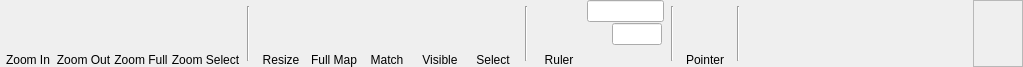
Qt form DMHelper/src/ribbontabbattleview.ui (MMetze/DMHelper) before a commit.
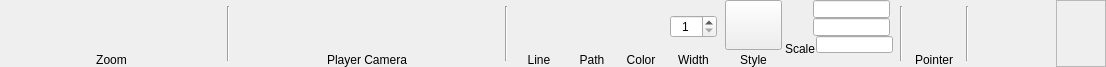
The same form after that commit. Icons and pictures are not drawn. Custom widgets are drawn as their Qt base class.

Commit message: Cleaned up and paths in battle

```diff
--- a/DMHelper/src/ribbontabbattleview.ui
+++ b/DMHelper/src/ribbontabbattleview.ui
@@ -6,10 +6,16 @@
    <rect>
     <x>0</x>
     <y>0</y>
-    <width>979</width>
+    <width>1106</width>
     <height>67</height>
    </rect>
   </property>
+  <property name="sizePolicy">
+   <sizepolicy hsizetype="Preferred" vsizetype="Fixed">
+    <horstretch>0</horstretch>
+    <verstretch>0</verstretch>
+   </sizepolicy>
+  </property>
   <property name="minimumSize">
    <size>
     <width>0</width>
@@ -19,7 +25,7 @@
   <property name="maximumSize">
    <size>
     <width>16777215</width>
-    <height>67</height>
+    <height>96</height>
    </size>
   </property>
   <property name="windowTitle">
@@ -28,7 +34,7 @@
   <property name="styleSheet">
    <string notr="true">background-image: url(:/img/data/parchment.jpg);</string>
   </property>
-  <layout class="QHBoxLayout" name="horizontalLayout_2">
+  <layout class="QHBoxLayout" name="horizontalLayout_18">
    <property name="spacing">
     <number>3</number>
    </property>
@@ -45,9 +51,14 @@
     <number>0</number>
    </property>
    <item>
-    <layout class="QVBoxLayout" name="verticalLayout_16">
+    <layout class="QVBoxLayout" name="verticalLayout_8">
      <property name="spacing">
       <number>0</number>
+     </property>
+     <item>
+      <layout class="QHBoxLayout" name="horizontalLayout_2">
+       <property name="spacing">
+        <number>3</number>
      </property>
      <item>
       <widget class="QPushButton" name="btnZoomIn">
@@ -88,23 +99,6 @@
       </widget>
      </item>
      <item>
-      <widget class="QLabel" name="lblZoomIn">
-       <property name="text">
-        <string>Zoom In</string>
-       </property>
-       <property name="alignment">
-        <set>Qt::AlignBottom|Qt::AlignHCenter</set>
-       </property>
-      </widget>
-     </item>
-    </layout>
-   </item>
-   <item>
-    <layout class="QVBoxLayout" name="verticalLayout_23">
-     <property name="spacing">
-      <number>0</number>
-     </property>
-     <item>
       <widget class="QPushButton" name="btnZoomOut">
        <property name="minimumSize">
         <size>
@@ -140,23 +134,6 @@
       </widget>
      </item>
      <item>
-      <widget class="QLabel" name="lblZoomOut">
-       <property name="text">
-        <string>Zoom Out</string>
-       </property>
-       <property name="alignment">
-        <set>Qt::AlignBottom|Qt::AlignHCenter</set>
-       </property>
-      </widget>
-     </item>
-    </layout>
-   </item>
-   <item>
-    <layout class="QVBoxLayout" name="verticalLayout_21">
-     <property name="spacing">
-      <number>0</number>
-     </property>
-     <item>
       <widget class="QPushButton" name="btnZoomFull">
        <property name="minimumSize">
         <size>
@@ -195,23 +172,6 @@
       </widget>
      </item>
      <item>
-      <widget class="QLabel" name="lblZoomFull">
-       <property name="text">
-        <string>Zoom Full</string>
-       </property>
-       <property name="alignment">
-        <set>Qt::AlignBottom|Qt::AlignHCenter</set>
-       </property>
-      </widget>
-     </item>
-    </layout>
-   </item>
-   <item>
-    <layout class="QVBoxLayout" name="verticalLayout_22">
-     <property name="spacing">
-      <number>0</number>
-     </property>
-     <item>
       <widget class="QPushButton" name="btnZoomSelect">
        <property name="minimumSize">
         <size>
@@ -249,10 +209,12 @@
        </property>
       </widget>
      </item>
+      </layout>
+     </item>
      <item>
-      <widget class="QLabel" name="lblZoomSelect">
+      <widget class="QLabel" name="lblZoom">
        <property name="text">
-        <string>Zoom Select</string>
+        <string>Zoom</string>
        </property>
        <property name="alignment">
         <set>Qt::AlignBottom|Qt::AlignHCenter</set>
@@ -281,9 +243,14 @@
     </widget>
    </item>
    <item>
-    <layout class="QVBoxLayout" name="verticalLayout_6">
+    <layout class="QVBoxLayout" name="verticalLayout">
      <property name="spacing">
       <number>0</number>
+     </property>
+     <item>
+      <layout class="QHBoxLayout" name="horizontalLayout_13">
+       <property name="spacing">
+        <number>3</number>
      </property>
      <item>
       <widget class="QPushButton" name="btnEditCamera">
@@ -324,23 +291,6 @@
       </widget>
      </item>
      <item>
-      <widget class="QLabel" name="lblEditCamera">
-       <property name="text">
-        <string>Resize</string>
-       </property>
-       <property name="alignment">
-        <set>Qt::AlignBottom|Qt::AlignHCenter</set>
-       </property>
-      </widget>
-     </item>
-    </layout>
-   </item>
-   <item>
-    <layout class="QVBoxLayout" name="verticalLayout_3">
-     <property name="spacing">
-      <number>0</number>
-     </property>
-     <item>
       <widget class="QPushButton" name="btnCameraFullMap">
        <property name="minimumSize">
         <size>
@@ -376,23 +326,6 @@
       </widget>
      </item>
      <item>
-      <widget class="QLabel" name="lblCameraFullMap">
-       <property name="text">
-        <string>Full Map</string>
-       </property>
-       <property name="alignment">
-        <set>Qt::AlignBottom|Qt::AlignHCenter</set>
-       </property>
-      </widget>
-     </item>
-    </layout>
-   </item>
-   <item>
-    <layout class="QVBoxLayout" name="verticalLayout">
-     <property name="spacing">
-      <number>0</number>
-     </property>
-     <item>
       <widget class="QPushButton" name="btnCameraCouple">
        <property name="minimumSize">
         <size>
@@ -431,26 +364,6 @@
       </widget>
      </item>
      <item>
-      <widget class="QLabel" name="lblCameraCouple">
-       <property name="toolTip">
-        <string>Match the camera to the current zoom</string>
-       </property>
-       <property name="text">
-        <string>Match</string>
-       </property>
-       <property name="alignment">
-        <set>Qt::AlignBottom|Qt::AlignHCenter</set>
-       </property>
-      </widget>
-     </item>
-    </layout>
-   </item>
-   <item>
-    <layout class="QVBoxLayout" name="verticalLayout_2">
-     <property name="spacing">
-      <number>0</number>
-     </property>
-     <item>
       <widget class="QPushButton" name="btnCameraVisible">
        <property name="minimumSize">
         <size>
@@ -489,26 +402,6 @@
       </widget>
      </item>
      <item>
-      <widget class="QLabel" name="lblCameraVisible">
-       <property name="toolTip">
-        <string>Match the camera to the current zoom</string>
-       </property>
-       <property name="text">
-        <string>Visible</string>
-       </property>
-       <property name="alignment">
-        <set>Qt::AlignBottom|Qt::AlignHCenter</set>
-       </property>
-      </widget>
-     </item>
-    </layout>
-   </item>
-   <item>
-    <layout class="QVBoxLayout" name="verticalLayout_4">
-     <property name="spacing">
-      <number>0</number>
-     </property>
-     <item>
       <widget class="QPushButton" name="btnCameraSelect">
        <property name="minimumSize">
         <size>
@@ -546,10 +439,12 @@
        </property>
       </widget>
      </item>
+      </layout>
+     </item>
      <item>
-      <widget class="QLabel" name="lblCameraSelect">
+      <widget class="QLabel" name="lblCamera">
        <property name="text">
-        <string>Select</string>
+        <string>Player Camera</string>
        </property>
        <property name="alignment">
         <set>Qt::AlignBottom|Qt::AlignHCenter</set>
@@ -635,7 +530,7 @@
         <number>0</number>
        </property>
        <property name="text">
-        <string>Ruler</string>
+        <string>Line</string>
        </property>
        <property name="alignment">
         <set>Qt::AlignBottom|Qt::AlignHCenter</set>
@@ -645,17 +540,402 @@
     </layout>
    </item>
    <item>
-    <layout class="QVBoxLayout" name="verticalLayout_8">
+    <layout class="QVBoxLayout" name="verticalLayout_30">
      <property name="spacing">
       <number>0</number>
      </property>
+     <item>
+      <widget class="QPushButton" name="btnFreeDistance">
+       <property name="sizePolicy">
+        <sizepolicy hsizetype="Minimum" vsizetype="Fixed">
+         <horstretch>0</horstretch>
+         <verstretch>0</verstretch>
+        </sizepolicy>
+       </property>
+       <property name="minimumSize">
+        <size>
+         <width>50</width>
+         <height>50</height>
+        </size>
+       </property>
+       <property name="maximumSize">
+        <size>
+         <width>50</width>
+         <height>50</height>
+        </size>
+       </property>
+       <property name="toolTip">
+        <string>Drag to show the distance along a line</string>
+       </property>
+       <property name="text">
+        <string/>
+       </property>
+       <property name="icon">
+        <iconset resource="resources.qrc">
+         <normaloff>:/img/data/icon_freedistance.png</normaloff>:/img/data/icon_freedistance.png</iconset>
+       </property>
+       <property name="iconSize">
+        <size>
+         <width>40</width>
+         <height>40</height>
+        </size>
+       </property>
+       <property name="checkable">
+        <bool>true</bool>
+       </property>
+       <property name="autoDefault">
+        <bool>false</bool>
+       </property>
+       <property name="flat">
+        <bool>true</bool>
+       </property>
+      </widget>
+     </item>
+     <item>
+      <widget class="QLabel" name="lblFreeDistance">
+       <property name="lineWidth">
+        <number>0</number>
+       </property>
+       <property name="text">
+        <string>Path</string>
+       </property>
+       <property name="alignment">
+        <set>Qt::AlignBottom|Qt::AlignHCenter</set>
+       </property>
+      </widget>
+     </item>
+    </layout>
+   </item>
+   <item>
+    <layout class="QVBoxLayout" name="verticalLayout_29">
+     <property name="spacing">
+      <number>0</number>
+     </property>
+     <item>
+      <spacer name="verticalSpacer_13">
+       <property name="orientation">
+        <enum>Qt::Vertical</enum>
+       </property>
+       <property name="sizeHint" stdset="0">
+        <size>
+         <width>42</width>
+         <height>13</height>
+        </size>
+       </property>
+      </spacer>
+     </item>
+     <item>
+      <layout class="QHBoxLayout" name="horizontalLayout_16">
+       <property name="spacing">
+        <number>0</number>
+       </property>
+       <item>
+        <spacer name="horizontalSpacer_12">
+         <property name="orientation">
+          <enum>Qt::Horizontal</enum>
+         </property>
+         <property name="sizeType">
+          <enum>QSizePolicy::Preferred</enum>
+         </property>
+         <property name="sizeHint" stdset="0">
+          <size>
+           <width>2</width>
+           <height>19</height>
+          </size>
+         </property>
+        </spacer>
+       </item>
+       <item>
+        <widget class="ColorPushButton" name="btnLineColor">
+         <property name="sizePolicy">
+          <sizepolicy hsizetype="Fixed" vsizetype="Fixed">
+           <horstretch>0</horstretch>
+           <verstretch>0</verstretch>
+          </sizepolicy>
+         </property>
+         <property name="minimumSize">
+          <size>
+           <width>30</width>
+           <height>30</height>
+          </size>
+         </property>
+         <property name="maximumSize">
+          <size>
+           <width>30</width>
+           <height>30</height>
+          </size>
+         </property>
+         <property name="toolTip">
+          <string>Select the line color</string>
+         </property>
+         <property name="text">
+          <string/>
+         </property>
+         <property name="iconSize">
+          <size>
+           <width>40</width>
+           <height>40</height>
+          </size>
+         </property>
+         <property name="flat">
+          <bool>true</bool>
+         </property>
+        </widget>
+       </item>
+       <item>
+        <spacer name="horizontalSpacer_13">
+         <property name="orientation">
+          <enum>Qt::Horizontal</enum>
+         </property>
+         <property name="sizeType">
+          <enum>QSizePolicy::Preferred</enum>
+         </property>
+         <property name="sizeHint" stdset="0">
+          <size>
+           <width>2</width>
+           <height>19</height>
+          </size>
+         </property>
+        </spacer>
+       </item>
+      </layout>
+     </item>
+     <item>
+      <spacer name="verticalSpacer_14">
+       <property name="orientation">
+        <enum>Qt::Vertical</enum>
+       </property>
+       <property name="sizeHint" stdset="0">
+        <size>
+         <width>42</width>
+         <height>13</height>
+        </size>
+       </property>
+      </spacer>
+     </item>
+     <item>
+      <widget class="QLabel" name="lblLineColor">
+       <property name="text">
+        <string>Color</string>
+       </property>
+       <property name="alignment">
+        <set>Qt::AlignBottom|Qt::AlignHCenter</set>
+       </property>
+      </widget>
+     </item>
+    </layout>
+   </item>
+   <item>
+    <layout class="QVBoxLayout" name="verticalLayout_31">
+     <property name="spacing">
+      <number>0</number>
+     </property>
+     <item>
+      <spacer name="verticalSpacer_15">
+       <property name="orientation">
+        <enum>Qt::Vertical</enum>
+       </property>
+       <property name="sizeHint" stdset="0">
+        <size>
+         <width>42</width>
+         <height>13</height>
+        </size>
+       </property>
+      </spacer>
+     </item>
+     <item>
+      <layout class="QHBoxLayout" name="horizontalLayout_17">
+       <property name="spacing">
+        <number>0</number>
+       </property>
+       <item>
+        <spacer name="horizontalSpacer_14">
+         <property name="orientation">
+          <enum>Qt::Horizontal</enum>
+         </property>
+         <property name="sizeType">
+          <enum>QSizePolicy::Preferred</enum>
+         </property>
+         <property name="sizeHint" stdset="0">
+          <size>
+           <width>5</width>
+           <height>17</height>
+          </size>
+         </property>
+        </spacer>
+       </item>
+       <item>
+        <widget class="QSpinBox" name="spinLineWidth">
+         <property name="toolTip">
+          <string>Set the scale of the party icon</string>
+         </property>
+         <property name="alignment">
+          <set>Qt::AlignCenter</set>
+         </property>
+         <property name="minimum">
+          <number>1</number>
+         </property>
+         <property name="maximum">
+          <number>999</number>
+         </property>
+         <property name="value">
+          <number>1</number>
+         </property>
+        </widget>
+       </item>
+       <item>
+        <spacer name="horizontalSpacer_15">
+         <property name="orientation">
+          <enum>Qt::Horizontal</enum>
+         </property>
+         <property name="sizeType">
+          <enum>QSizePolicy::Preferred</enum>
+         </property>
+         <property name="sizeHint" stdset="0">
+          <size>
+           <width>5</width>
+           <height>17</height>
+          </size>
+         </property>
+        </spacer>
+       </item>
+      </layout>
+     </item>
+     <item>
+      <spacer name="verticalSpacer_16">
+       <property name="orientation">
+        <enum>Qt::Vertical</enum>
+       </property>
+       <property name="sizeHint" stdset="0">
+        <size>
+         <width>42</width>
+         <height>13</height>
+        </size>
+       </property>
+      </spacer>
+     </item>
+     <item>
+      <widget class="QLabel" name="lblLineWidth">
+       <property name="text">
+        <string>Width</string>
+       </property>
+       <property name="alignment">
+        <set>Qt::AlignCenter</set>
+       </property>
+      </widget>
+     </item>
+    </layout>
+   </item>
+   <item>
+    <layout class="QVBoxLayout" name="verticalLayout_28">
+     <property name="spacing">
+      <number>0</number>
+     </property>
+     <item>
+      <layout class="QHBoxLayout" name="horizontalLayout_15">
+       <property name="spacing">
+        <number>0</number>
+       </property>
+       <item>
+        <widget class="QToolButton" name="btnLineType">
+         <property name="enabled">
+          <bool>true</bool>
+         </property>
+         <property name="minimumSize">
+          <size>
+           <width>57</width>
+           <height>50</height>
+          </size>
+         </property>
+         <property name="maximumSize">
+          <size>
+           <width>57</width>
+           <height>50</height>
+          </size>
+         </property>
+         <property name="toolTip">
+          <string>Select the line type</string>
+         </property>
+         <property name="iconSize">
+          <size>
+           <width>40</width>
+           <height>40</height>
+          </size>
+         </property>
+         <property name="checkable">
+          <bool>false</bool>
+         </property>
+         <property name="popupMode">
+          <enum>QToolButton::InstantPopup</enum>
+         </property>
+        </widget>
+       </item>
+      </layout>
+     </item>
+     <item>
+      <widget class="QLabel" name="lblLineType">
+       <property name="maximumSize">
+        <size>
+         <width>57</width>
+         <height>16777215</height>
+        </size>
+       </property>
+       <property name="text">
+        <string>Style</string>
+       </property>
+       <property name="alignment">
+        <set>Qt::AlignBottom|Qt::AlignHCenter</set>
+       </property>
+      </widget>
+     </item>
+    </layout>
+   </item>
      <item>
       <layout class="QVBoxLayout" name="verticalLayout_5">
        <property name="spacing">
         <number>0</number>
        </property>
        <item>
-        <widget class="QLineEdit" name="edtDistance">
+      <layout class="QHBoxLayout" name="layoutMeasurement">
+       <property name="spacing">
+        <number>1</number>
+       </property>
+       <item>
+        <widget class="QLabel" name="lblMeasurement">
+         <property name="sizePolicy">
+          <sizepolicy hsizetype="Fixed" vsizetype="Preferred">
+           <horstretch>0</horstretch>
+           <verstretch>0</verstretch>
+          </sizepolicy>
+         </property>
+         <property name="minimumSize">
+          <size>
+           <width>25</width>
+           <height>25</height>
+          </size>
+         </property>
+         <property name="maximumSize">
+          <size>
+           <width>25</width>
+           <height>25</height>
+          </size>
+         </property>
+         <property name="text">
+          <string/>
+         </property>
+         <property name="pixmap">
+          <pixmap resource="resources.qrc">:/img/data/icon_distance.png</pixmap>
+         </property>
+         <property name="scaledContents">
+          <bool>true</bool>
+         </property>
+         <property name="alignment">
+          <set>Qt::AlignLeading|Qt::AlignLeft|Qt::AlignVCenter</set>
+         </property>
+        </widget>
+       </item>
+       <item>
+        <widget class="QLineEdit" name="edtMeasurement">
          <property name="enabled">
           <bool>true</bool>
          </property>
@@ -697,10 +977,12 @@
          </property>
         </widget>
        </item>
+      </layout>
+     </item>
        <item>
         <layout class="QHBoxLayout" name="horizontalLayout">
          <property name="spacing">
-          <number>0</number>
+        <number>1</number>
          </property>
          <item>
           <widget class="QPushButton" name="btnHeight">
@@ -759,7 +1041,7 @@
            </property>
            <property name="maximumSize">
             <size>
-             <width>50</width>
+           <width>77</width>
              <height>16777215</height>
             </size>
            </property>
@@ -770,6 +1052,58 @@
          </item>
         </layout>
        </item>
+     <item>
+      <layout class="QHBoxLayout" name="horizontalLayout_14">
+       <property name="spacing">
+        <number>1</number>
+       </property>
+       <item>
+        <widget class="QLabel" name="lblDistanceScale">
+         <property name="sizePolicy">
+          <sizepolicy hsizetype="Fixed" vsizetype="Preferred">
+           <horstretch>0</horstretch>
+           <verstretch>0</verstretch>
+          </sizepolicy>
+         </property>
+         <property name="minimumSize">
+          <size>
+           <width>0</width>
+           <height>25</height>
+          </size>
+         </property>
+         <property name="maximumSize">
+          <size>
+           <width>16777215</width>
+           <height>25</height>
+          </size>
+         </property>
+         <property name="text">
+          <string>Scale</string>
+         </property>
+         <property name="alignment">
+          <set>Qt::AlignLeading|Qt::AlignLeft|Qt::AlignVCenter</set>
+         </property>
+        </widget>
+       </item>
+       <item>
+        <widget class="QLineEdit" name="edtDistanceScale">
+         <property name="sizePolicy">
+          <sizepolicy hsizetype="Fixed" vsizetype="Fixed">
+           <horstretch>0</horstretch>
+           <verstretch>0</verstretch>
+          </sizepolicy>
+         </property>
+         <property name="maximumSize">
+          <size>
+           <width>77</width>
+           <height>16777215</height>
+          </size>
+         </property>
+         <property name="toolTip">
+          <string>The scale to apply to the map for measurements</string>
+         </property>
+        </widget>
+       </item>
       </layout>
      </item>
      <item>
@@ -899,7 +1233,7 @@
      </property>
      <property name="sizeHint" stdset="0">
       <size>
-       <width>227</width>
+       <width>10</width>
        <height>20</height>
       </size>
      </property>
@@ -930,6 +1264,11 @@
    <header>publishbuttonribbon.h</header>
    <container>1</container>
   </customwidget>
+  <customwidget>
+   <class>ColorPushButton</class>
+   <extends>QPushButton</extends>
+   <header>colorpushbutton.h</header>
+  </customwidget>
  </customwidgets>
  <resources>
   <include location="resources.qrc"/>
```
Lines whose indentation alone changed are shown as unchanged. The commit also changes 21 other files.
